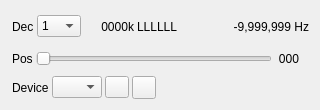
Old version of the form plugins/channelrx/localsink/localsinkgui.ui in the repository f4exb/sdrangel.
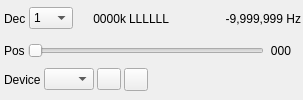
New version of the form. Icons and pictures are not drawn. Custom widgets are drawn as their Qt base class.

```diff
--- a/plugins/channelrx/localsink/localsinkgui.ui
+++ b/plugins/channelrx/localsink/localsinkgui.ui
@@ -6,26 +6,26 @@
    <rect>
     <x>0</x>
     <y>0</y>
-    <width>320</width>
-    <height>110</height>
+    <width>303</width>
+    <height>100</height>
    </rect>
   </property>
   <property name="sizePolicy">
-   <sizepolicy hsizetype="Minimum" vsizetype="Minimum">
+   <sizepolicy hsizetype="Fixed" vsizetype="Fixed">
     <horstretch>0</horstretch>
     <verstretch>0</verstretch>
    </sizepolicy>
   </property>
   <property name="minimumSize">
    <size>
-    <width>320</width>
+    <width>303</width>
     <height>100</height>
    </size>
   </property>
   <property name="maximumSize">
    <size>
-    <width>320</width>
-    <height>16777215</height>
+    <width>303</width>
+    <height>100</height>
    </size>
   </property>
   <property name="font">
@@ -40,8 +40,8 @@
   <widget class="QWidget" name="settingsContainer" native="true">
    <property name="geometry">
     <rect>
-     <x>10</x>
-     <y>10</y>
+     <x>2</x>
+     <y>2</y>
      <width>301</width>
      <height>91</height>
     </rect>
@@ -329,17 +329,17 @@
   </widget>
  </widget>
  <customwidgets>
+  <customwidget>
+   <class>ButtonSwitch</class>
+   <extends>QToolButton</extends>
+   <header>gui/buttonswitch.h</header>
+  </customwidget>
   <customwidget>
    <class>RollupContents</class>
    <extends>QWidget</extends>
    <header>gui/rollupcontents.h</header>
    <container>1</container>
   </customwidget>
-  <customwidget>
-   <class>ButtonSwitch</class>
-   <extends>QToolButton</extends>
-   <header>gui/buttonswitch.h</header>
-  </customwidget>
  </customwidgets>
  <resources>
   <include location="../../../sdrgui/resources/res.qrc"/>
```
